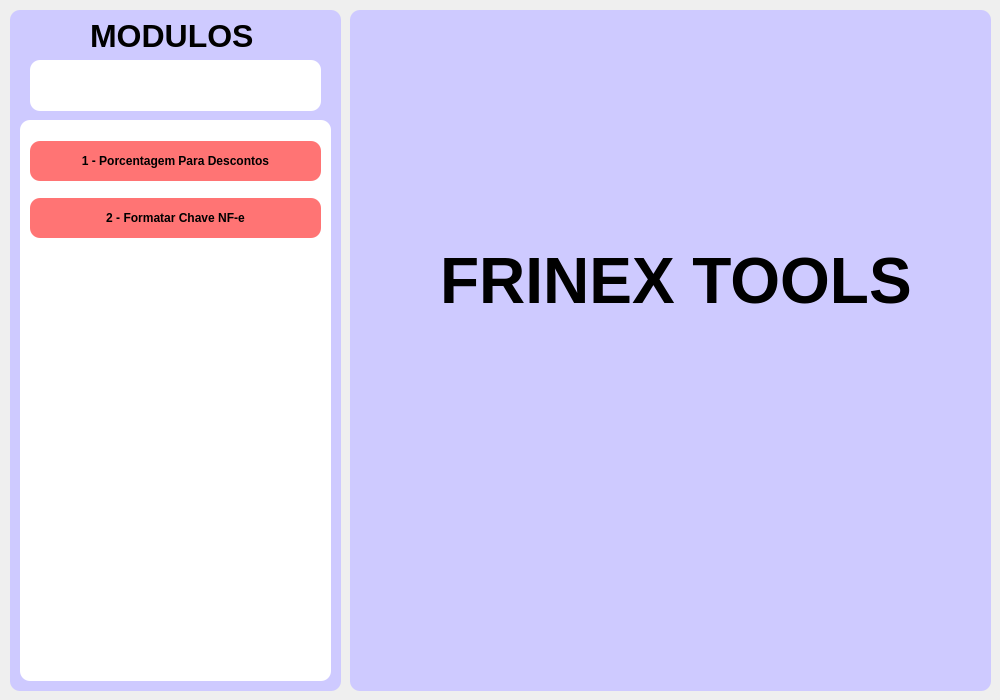
The window that view/tela.ui (WalterSilva5/FrinexTools) describes before a commit, drawn with Qt 5.
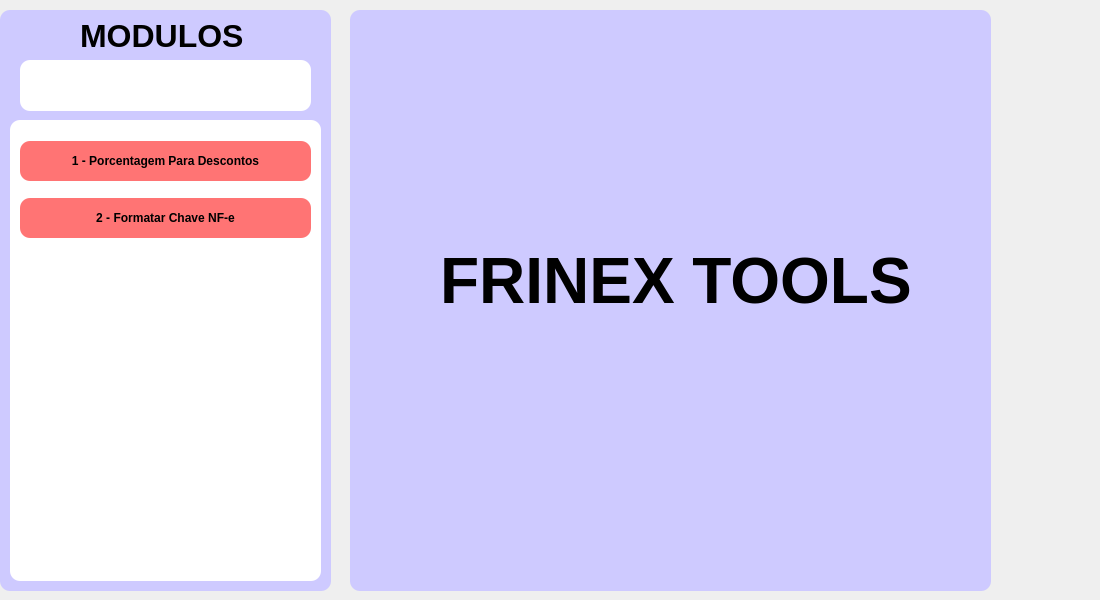
The same window after the commit.

Commit message: tela corrigida

```diff
--- a/view/tela.ui
+++ b/view/tela.ui
@@ -6,8 +6,8 @@
    <rect>
     <x>0</x>
     <y>0</y>
-    <width>1000</width>
-    <height>700</height>
+    <width>1100</width>
+    <height>600</height>
    </rect>
   </property>
   <property name="sizePolicy">
@@ -18,14 +18,14 @@
   </property>
   <property name="minimumSize">
    <size>
-    <width>1000</width>
-    <height>700</height>
+    <width>1100</width>
+    <height>600</height>
    </size>
   </property>
   <property name="maximumSize">
    <size>
-    <width>1000</width>
-    <height>700</height>
+    <width>1100</width>
+    <height>600</height>
    </size>
   </property>
   <property name="windowTitle">
@@ -35,10 +35,10 @@
    <widget class="QFrame" name="modulosFrame">
     <property name="geometry">
      <rect>
-      <x>10</x>
+      <x>0</x>
       <y>10</y>
       <width>331</width>
-      <height>681</height>
+      <height>581</height>
      </rect>
     </property>
     <property name="styleSheet">
@@ -77,7 +77,7 @@
        <x>10</x>
        <y>110</y>
        <width>311</width>
-       <height>561</height>
+       <height>461</height>
       </rect>
      </property>
      <property name="styleSheet">
@@ -178,7 +178,7 @@
       <x>350</x>
       <y>10</y>
       <width>641</width>
-      <height>681</height>
+      <height>581</height>
      </rect>
     </property>
     <property name="styleSheet">
```
The commit also changes 1 other file.
